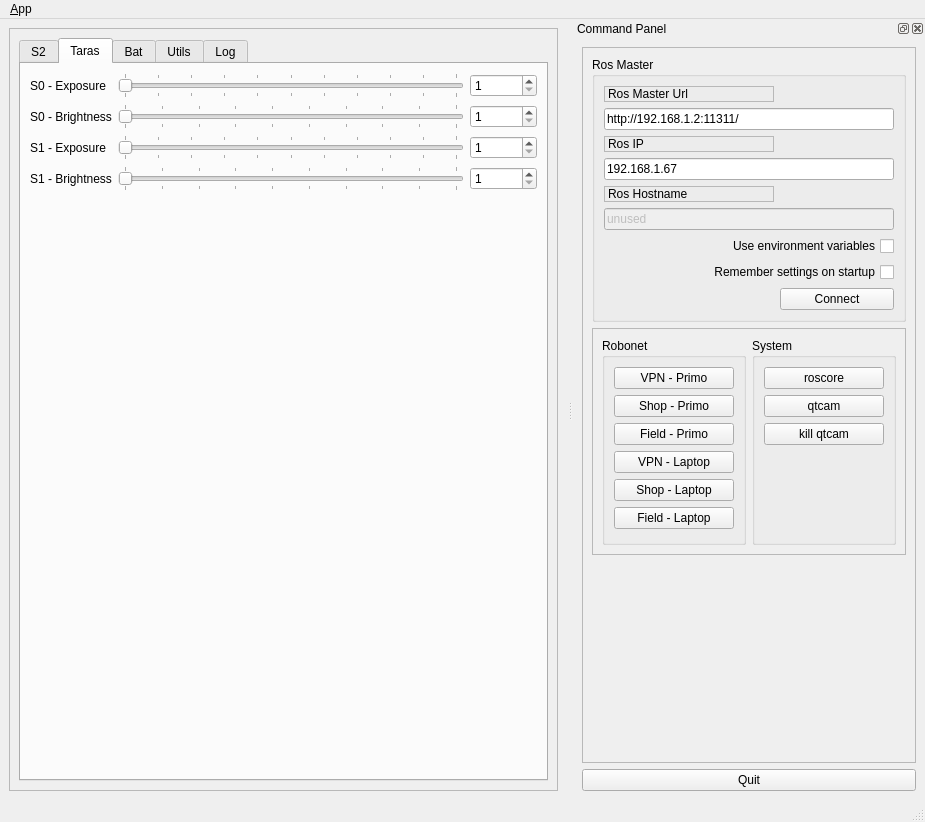
paulsammut/primo, file src/primo_dash/ui/main_window.ui: the form before one commit.
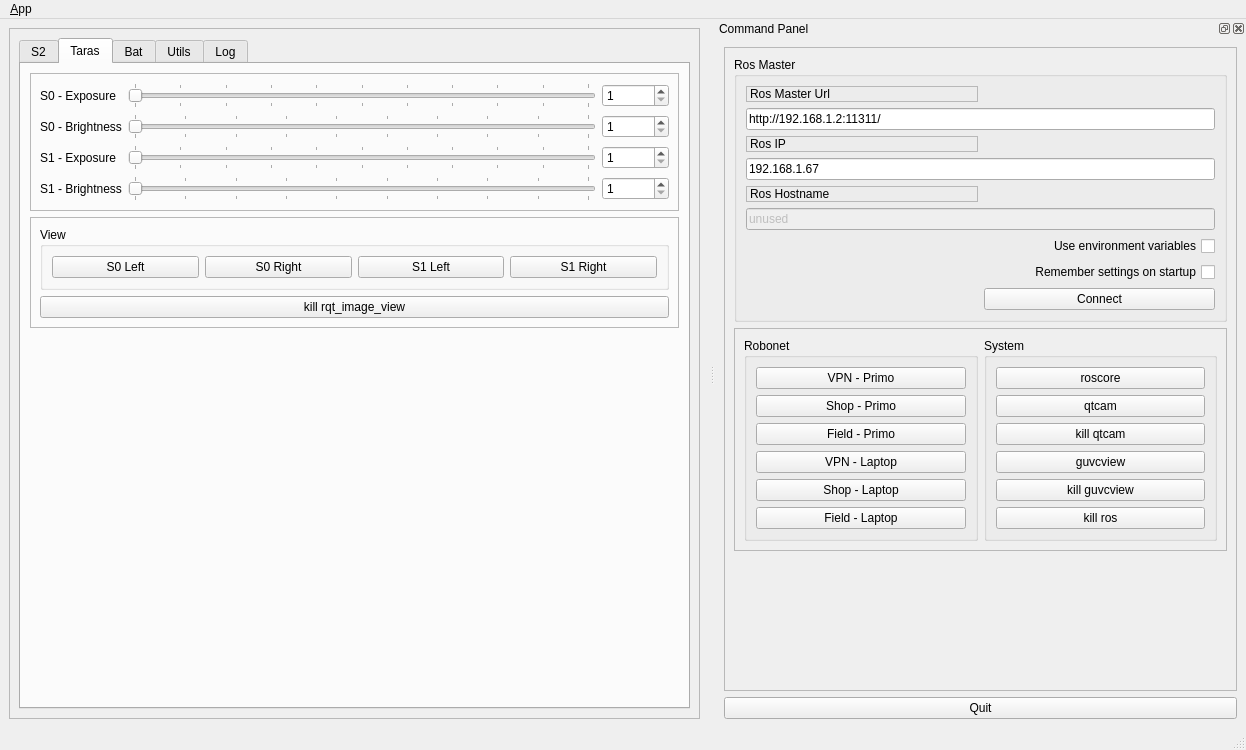
The form after the commit. The open tabs and pages were chosen to show the change. Icons and pictures are not drawn.

What changed in the file:
```diff
--- a/src/primo_dash/ui/main_window.ui
+++ b/src/primo_dash/ui/main_window.ui
@@ -6,8 +6,8 @@
    <rect>
     <x>0</x>
     <y>0</y>
-    <width>925</width>
-    <height>822</height>
+    <width>1246</width>
+    <height>750</height>
    </rect>
   </property>
   <property name="windowTitle">
@@ -301,7 +301,23 @@
           <attribute name="title">
            <string>Taras</string>
           </attribute>
-          <layout class="QGridLayout" name="gridLayout_4">
+          <layout class="QVBoxLayout" name="verticalLayout_14">
+           <item>
+            <widget class="QFrame" name="frame_6">
+             <property name="frameShape">
+              <enum>QFrame::StyledPanel</enum>
+             </property>
+             <property name="frameShadow">
+              <enum>QFrame::Raised</enum>
+             </property>
+             <layout class="QGridLayout" name="gridLayout_31">
+              <item row="1" column="0">
+               <widget class="QLabel" name="label_10">
+                <property name="text">
+                 <string>S0 - Brightness</string>
+                </property>
+               </widget>
+              </item>
            <item row="1" column="1">
             <widget class="QSlider" name="s0b_slider">
              <property name="minimum">
@@ -321,67 +337,43 @@
              </property>
             </widget>
            </item>
-           <item row="3" column="2">
-            <widget class="QSpinBox" name="s1e_spinBox">
-             <property name="minimum">
-              <number>1</number>
-             </property>
-             <property name="maximum">
-              <number>100000</number>
-             </property>
-            </widget>
-           </item>
-           <item row="4" column="1">
-            <widget class="QSlider" name="s1b_slider">
+              <item row="1" column="2">
+               <widget class="QSpinBox" name="s0b_spinBox">
              <property name="minimum">
               <number>1</number>
              </property>
              <property name="maximum">
               <number>10</number>
              </property>
-             <property name="orientation">
-              <enum>Qt::Horizontal</enum>
-             </property>
-             <property name="tickPosition">
-              <enum>QSlider::TicksBothSides</enum>
-             </property>
-             <property name="tickInterval">
-              <number>1</number>
-             </property>
-            </widget>
-           </item>
-           <item row="0" column="0">
-            <widget class="QLabel" name="label_9">
-             <property name="text">
-              <string>S0 - Exposure</string>
-             </property>
-            </widget>
-           </item>
-           <item row="4" column="0">
-            <widget class="QLabel" name="label_16">
-             <property name="text">
-              <string>S1 - Brightness</string>
-             </property>
-            </widget>
-           </item>
-           <item row="0" column="2">
-            <widget class="QSpinBox" name="s0e_spinBox">
-             <property name="minimum">
-              <number>1</number>
-             </property>
-             <property name="maximum">
-              <number>100000</number>
-             </property>
-            </widget>
-           </item>
-           <item row="3" column="0">
+               </widget>
+              </item>
+              <item row="2" column="0">
             <widget class="QLabel" name="label_15">
              <property name="text">
               <string>S1 - Exposure</string>
              </property>
             </widget>
            </item>
-           <item row="4" column="2">
+              <item row="3" column="1">
+               <widget class="QSlider" name="s1b_slider">
+                <property name="minimum">
+                 <number>1</number>
+                </property>
+                <property name="maximum">
+                 <number>10</number>
+                </property>
+                <property name="orientation">
+                 <enum>Qt::Horizontal</enum>
+                </property>
+                <property name="tickPosition">
+                 <enum>QSlider::TicksBothSides</enum>
+                </property>
+                <property name="tickInterval">
+                 <number>1</number>
+                </property>
+               </widget>
+              </item>
+              <item row="3" column="2">
             <widget class="QSpinBox" name="s1b_spinBox">
              <property name="minimum">
               <number>1</number>
@@ -391,24 +383,7 @@
              </property>
             </widget>
            </item>
-           <item row="1" column="2">
-            <widget class="QSpinBox" name="s0b_spinBox">
-             <property name="minimum">
-              <number>1</number>
-             </property>
-             <property name="maximum">
-              <number>10</number>
-             </property>
-            </widget>
-           </item>
-           <item row="1" column="0">
-            <widget class="QLabel" name="label_10">
-             <property name="text">
-              <string>S0 - Brightness</string>
-             </property>
-            </widget>
-           </item>
-           <item row="3" column="1">
+              <item row="2" column="1">
             <widget class="QSlider" name="s1e_slider">
              <property name="minimum">
               <number>1</number>
@@ -427,18 +402,29 @@
              </property>
             </widget>
            </item>
-           <item row="5" column="1">
-            <spacer name="verticalSpacer_6">
-             <property name="orientation">
-              <enum>Qt::Vertical</enum>
-             </property>
-             <property name="sizeHint" stdset="0">
-              <size>
-               <width>20</width>
-               <height>40</height>
-              </size>
-             </property>
-            </spacer>
+              <item row="2" column="2">
+               <widget class="QSpinBox" name="s1e_spinBox">
+                <property name="minimum">
+                 <number>1</number>
+                </property>
+                <property name="maximum">
+                 <number>100000</number>
+                </property>
+               </widget>
+              </item>
+              <item row="3" column="0">
+               <widget class="QLabel" name="label_16">
+                <property name="text">
+                 <string>S1 - Brightness</string>
+                </property>
+               </widget>
+              </item>
+              <item row="0" column="0">
+               <widget class="QLabel" name="label_9">
+                <property name="text">
+                 <string>S0 - Exposure</string>
+                </property>
+               </widget>
            </item>
            <item row="0" column="1">
             <widget class="QSlider" name="s0e_slider">
@@ -459,6 +445,88 @@
              </property>
             </widget>
            </item>
+              <item row="0" column="2">
+               <widget class="QSpinBox" name="s0e_spinBox">
+                <property name="minimum">
+                 <number>1</number>
+                </property>
+                <property name="maximum">
+                 <number>100000</number>
+                </property>
+               </widget>
+              </item>
+             </layout>
+            </widget>
+           </item>
+           <item>
+            <widget class="QFrame" name="frame_7">
+             <property name="frameShape">
+              <enum>QFrame::StyledPanel</enum>
+             </property>
+             <property name="frameShadow">
+              <enum>QFrame::Raised</enum>
+             </property>
+             <layout class="QVBoxLayout" name="verticalLayout_15">
+              <item>
+               <widget class="QGroupBox" name="groupBox_22">
+                <property name="title">
+                 <string>View</string>
+                </property>
+                <layout class="QHBoxLayout" name="horizontalLayout_12">
+                 <item>
+                  <widget class="QPushButton" name="pB_view_s0_left">
+                   <property name="text">
+                    <string>S0 Left</string>
+                   </property>
+                  </widget>
+                 </item>
+                 <item>
+                  <widget class="QPushButton" name="pB_view_s0_right">
+                   <property name="text">
+                    <string>S0 Right</string>
+                   </property>
+                  </widget>
+                 </item>
+                 <item>
+                  <widget class="QPushButton" name="pB_view_s1_left">
+                   <property name="text">
+                    <string>S1 Left</string>
+                   </property>
+                  </widget>
+                 </item>
+                 <item>
+                  <widget class="QPushButton" name="pB_view_s1_right">
+                   <property name="text">
+                    <string>S1 Right</string>
+                   </property>
+                  </widget>
+                 </item>
+                </layout>
+               </widget>
+              </item>
+              <item>
+               <widget class="QPushButton" name="pb_kill_rqt_view">
+                <property name="text">
+                 <string>kill rqt_image_view</string>
+                </property>
+               </widget>
+              </item>
+             </layout>
+            </widget>
+           </item>
+           <item>
+            <spacer name="verticalSpacer_6">
+             <property name="orientation">
+              <enum>Qt::Vertical</enum>
+             </property>
+             <property name="sizeHint" stdset="0">
+              <size>
+               <width>20</width>
+               <height>40</height>
+              </size>
+             </property>
+            </spacer>
+           </item>
           </layout>
          </widget>
          <widget class="QWidget" name="tab_5">
@@ -585,6 +653,84 @@
            <string>Utils</string>
           </attribute>
           <layout class="QGridLayout" name="gridLayout_5">
+           <item row="3" column="1" colspan="2">
+            <widget class="QFrame" name="frame_3">
+             <property name="frameShape">
+              <enum>QFrame::StyledPanel</enum>
+             </property>
+             <property name="frameShadow">
+              <enum>QFrame::Raised</enum>
+             </property>
+             <layout class="QVBoxLayout" name="verticalLayout_7">
+              <item>
+               <widget class="QWidget" name="widget_5" native="true">
+                <layout class="QGridLayout" name="gridLayout_4">
+                 <item row="1" column="2">
+                  <widget class="QDoubleSpinBox" name="dSb_maxError">
+                   <property name="decimals">
+                    <number>1</number>
+                   </property>
+                   <property name="maximum">
+                    <double>5.000000000000000</double>
+                   </property>
+                   <property name="value">
+                    <double>3.000000000000000</double>
+                   </property>
+                  </widget>
+                 </item>
+                 <item row="1" column="0">
+                  <widget class="QPushButton" name="pB_localization">
+                   <property name="text">
+                    <string>Localize</string>
+                   </property>
+                  </widget>
+                 </item>
+                 <item row="0" column="2">
+                  <widget class="QLabel" name="label_37">
+                   <property name="text">
+                    <string>Max Error</string>
+                   </property>
+                  </widget>
+                 </item>
+                </layout>
+               </widget>
+              </item>
+              <item>
+               <widget class="QWidget" name="widget_6" native="true">
+                <layout class="QGridLayout" name="gridLayout_32">
+                 <item row="0" column="2">
+                  <widget class="QLabel" name="label_38">
+                   <property name="text">
+                    <string>Max Depth</string>
+                   </property>
+                  </widget>
+                 </item>
+                 <item row="1" column="2">
+                  <widget class="QDoubleSpinBox" name="dSb_maxDepth">
+                   <property name="decimals">
+                    <number>1</number>
+                   </property>
+                   <property name="maximum">
+                    <double>5.000000000000000</double>
+                   </property>
+                   <property name="value">
+                    <double>2.000000000000000</double>
+                   </property>
+                  </widget>
+                 </item>
+                 <item row="1" column="0">
+                  <widget class="QPushButton" name="pB_mapping">
+                   <property name="text">
+                    <string>Mapping</string>
+                   </property>
+                  </widget>
+                 </item>
+                </layout>
+               </widget>
+              </item>
+             </layout>
+            </widget>
+           </item>
            <item row="1" column="1">
             <widget class="QGroupBox" name="groupBox_7">
              <property name="title">
@@ -749,7 +895,7 @@
     <rect>
      <x>0</x>
      <y>0</y>
-     <width>925</width>
+     <width>1246</width>
      <height>29</height>
     </rect>
    </property>
@@ -776,7 +922,7 @@
    </property>
    <property name="minimumSize">
     <size>
-     <width>352</width>
+     <width>531</width>
      <height>697</height>
     </size>
    </property>
@@ -1033,6 +1179,27 @@
                 </property>
                </widget>
               </item>
+              <item>
+               <widget class="QPushButton" name="pB_qtcam_2">
+                <property name="text">
+                 <string>guvcview</string>
+                </property>
+               </widget>
+              </item>
+              <item>
+               <widget class="QPushButton" name="pB_qtcam_3">
+                <property name="text">
+                 <string>kill guvcview</string>
+                </property>
+               </widget>
+              </item>
+              <item>
+               <widget class="QPushButton" name="pB_killRos">
+                <property name="text">
+                 <string>kill ros</string>
+                </property>
+               </widget>
+              </item>
               <item>
                <spacer name="verticalSpacer_4">
                 <property name="orientation">
```
Left out of the diff: 91 changed lines with no effect on the pictures. Lines whose indentation alone changed are shown as unchanged.
